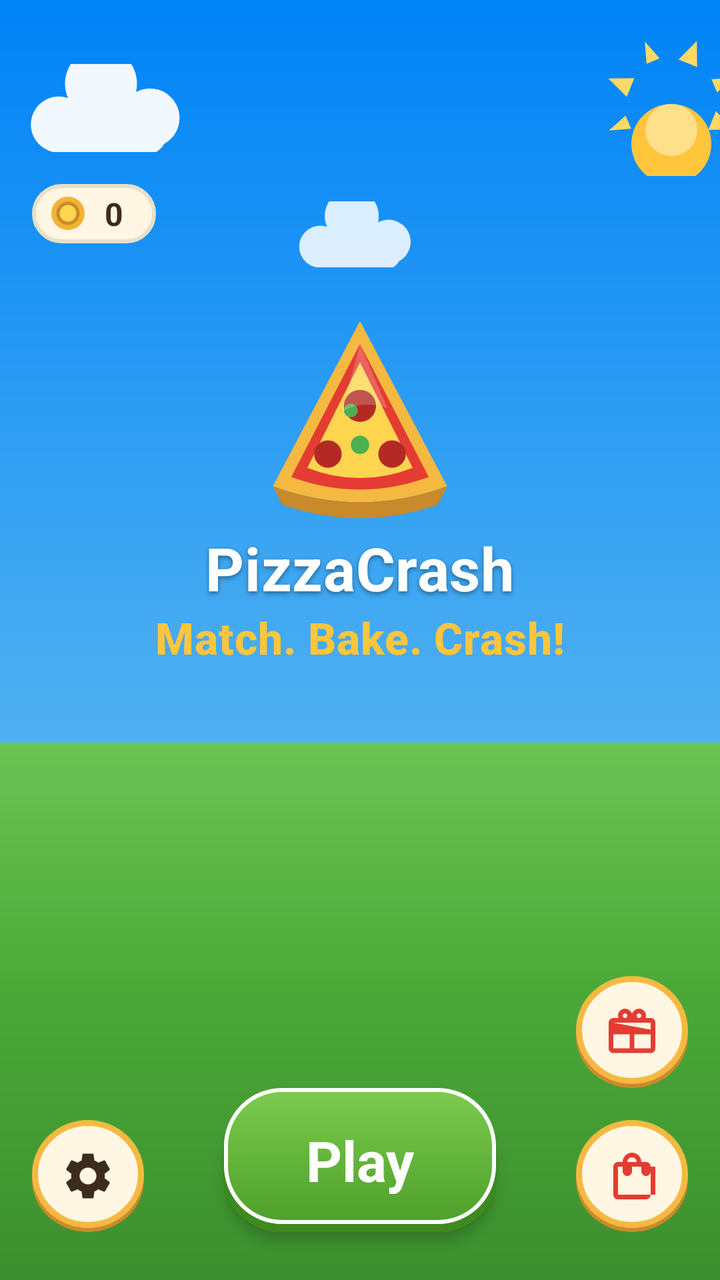
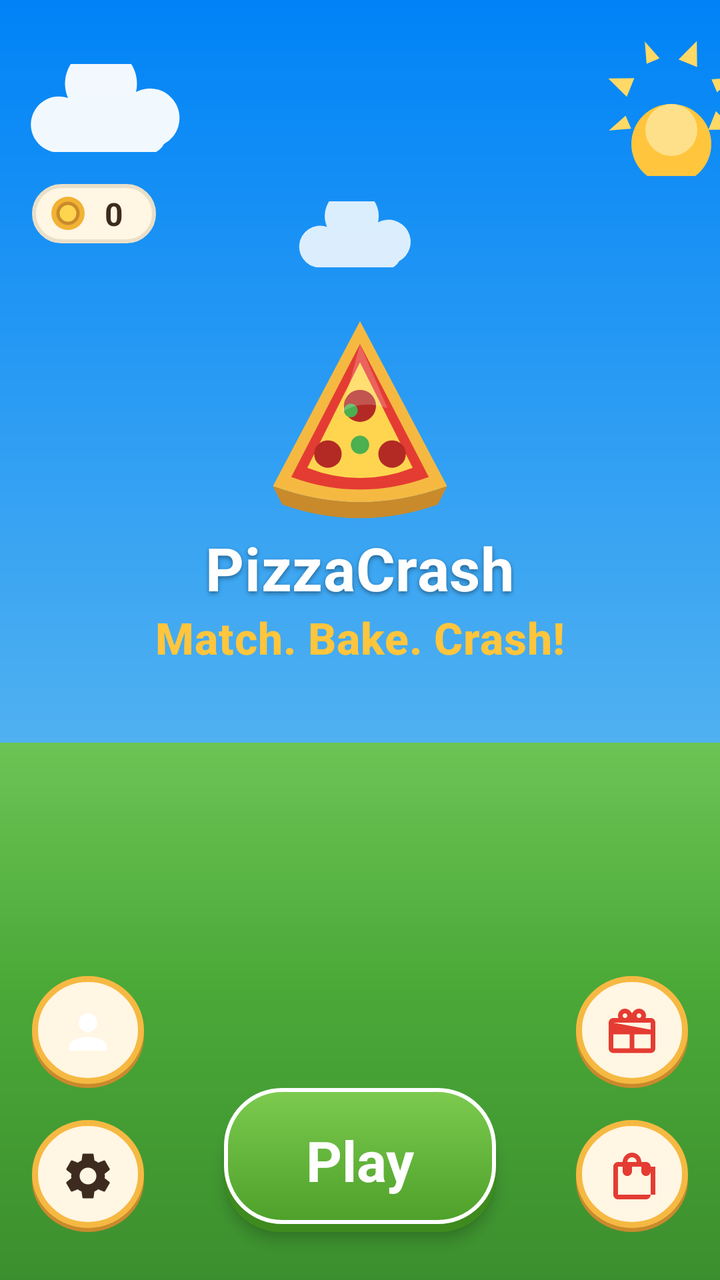

Before-and-after screenshots of an Android layout around one commit, followed by the original layout XML and the change that was made.
<!-- AndroidManifest.xml: activity theme Theme.PizzaCrash -->
<!-- res/layout/activity_home.xml -->
<?xml version="1.0" encoding="utf-8"?>
<androidx.constraintlayout.widget.ConstraintLayout
    xmlns:android="http://schemas.android.com/apk/res/android"
    xmlns:app="http://schemas.android.com/apk/res-auto"
    android:layout_width="match_parent"
    android:layout_height="match_parent"
    android:background="@drawable/bg_home_sky"
    android:fitsSystemWindows="true">

    
    <View
        android:id="@+id/ground"
        android:layout_width="0dp"
        android:layout_height="0dp"
        android:background="@drawable/bg_home_ground"
        app:layout_constraintBottom_toBottomOf="parent"
        app:layout_constraintEnd_toEndOf="parent"
        app:layout_constraintHeight_percent="0.42"
        app:layout_constraintStart_toStartOf="parent" />

    
    <ImageView
        android:id="@+id/decor_sun"
        android:layout_width="72dp"
        android:layout_height="72dp"
        android:layout_marginTop="@dimen/space_m"
        android:layout_marginEnd="-12dp"
        android:contentDescription="@null"
        android:src="@drawable/ic_sun"
        app:layout_constraintEnd_toEndOf="parent"
        app:layout_constraintTop_toTopOf="parent" />

    
    <ImageView
        android:id="@+id/decor_cloud_1"
        android:layout_width="96dp"
        android:layout_height="44dp"
        android:layout_marginStart="@dimen/space_s"
        android:layout_marginTop="@dimen/space_xl"
        android:alpha="0.95"
        android:contentDescription="@null"
        android:src="@drawable/ic_cloud"
        app:layout_constraintStart_toStartOf="parent"
        app:layout_constraintTop_toTopOf="parent" />

    <ImageView
        android:id="@+id/decor_cloud_2"
        android:layout_width="72dp"
        android:layout_height="34dp"
        android:layout_marginTop="@dimen/space_l"
        android:alpha="0.85"
        android:contentDescription="@null"
        android:src="@drawable/ic_cloud"
        app:layout_constraintEnd_toEndOf="parent"
        app:layout_constraintStart_toStartOf="parent"
        app:layout_constraintTop_toBottomOf="@id/decor_cloud_1" />

    
    <LinearLayout
        android:id="@+id/chip_coins"
        android:layout_width="wrap_content"
        android:layout_height="wrap_content"
        android:layout_marginStart="@dimen/space_m"
        android:layout_marginTop="@dimen/space_m"
        android:background="@drawable/bg_chip"
        android:gravity="center_vertical"
        android:paddingStart="@dimen/space_s"
        android:paddingTop="@dimen/space_xs"
        android:paddingEnd="@dimen/space_m"
        android:paddingBottom="@dimen/space_xs"
        app:layout_constraintStart_toStartOf="parent"
        app:layout_constraintTop_toBottomOf="@id/decor_cloud_1">

        <View
            android:layout_width="20dp"
            android:layout_height="20dp"
            android:background="@drawable/ic_coin_placeholder" />

        <TextView
            android:id="@+id/text_coins"
            android:layout_width="wrap_content"
            android:layout_height="wrap_content"
            android:layout_marginStart="@dimen/space_s"
            android:contentDescription="@string/cd_coins"
            android:text="0"
            android:textAppearance="@style/TextAppearance.PizzaCrash.Body"
            android:textStyle="bold" />
    </LinearLayout>

    
    <ImageView
        android:id="@+id/image_logo"
        android:layout_width="110dp"
        android:layout_height="110dp"
        android:layout_marginTop="@dimen/space_xl"
        android:contentDescription="@string/app_name"
        android:src="@drawable/ic_pizza_logo"
        app:layout_constraintEnd_toEndOf="parent"
        app:layout_constraintStart_toStartOf="parent"
        app:layout_constraintTop_toBottomOf="@id/chip_coins" />

    <TextView
        android:id="@+id/text_title"
        android:layout_width="wrap_content"
        android:layout_height="wrap_content"
        android:shadowColor="#66000000"
        android:shadowDx="0"
        android:shadowDy="3"
        android:shadowRadius="6"
        android:text="@string/app_name"
        android:textAppearance="@style/TextAppearance.PizzaCrash.Display"
        android:textColor="@color/white"
        app:layout_constraintEnd_toEndOf="parent"
        app:layout_constraintStart_toStartOf="parent"
        app:layout_constraintTop_toBottomOf="@id/image_logo" />

    <TextView
        android:id="@+id/text_tagline"
        android:layout_width="wrap_content"
        android:layout_height="wrap_content"
        android:text="@string/home_tagline"
        android:textAppearance="@style/TextAppearance.PizzaCrash.Title"
        android:textColor="@color/star_amber"
        app:layout_constraintEnd_toEndOf="parent"
        app:layout_constraintStart_toStartOf="parent"
        app:layout_constraintTop_toBottomOf="@id/text_title" />

    
    <TextView
        android:id="@+id/button_play"
        android:layout_width="0dp"
        android:layout_height="72dp"
        android:layout_marginStart="@dimen/space_xl"
        android:layout_marginEnd="@dimen/space_xl"
        android:layout_marginBottom="@dimen/space_l"
        android:background="@drawable/selectable_button_play"
        android:clickable="true"
        android:focusable="true"
        android:gravity="center"
        android:text="@string/action_play"
        android:textColor="@color/text_on_primary"
        android:textSize="28sp"
        android:textStyle="bold"
        android:elevation="4dp"
        app:layout_constraintBottom_toBottomOf="parent"
        app:layout_constraintEnd_toStartOf="@id/guideline_right"
        app:layout_constraintStart_toEndOf="@id/guideline_left" />

    
    <FrameLayout
        android:id="@+id/button_settings"
        android:layout_width="56dp"
        android:layout_height="56dp"
        android:layout_marginStart="@dimen/space_m"
        android:layout_marginBottom="@dimen/space_l"
        android:background="@drawable/bg_icon_button"
        android:clickable="true"
        android:focusable="true"
        android:contentDescription="@string/action_settings"
        app:layout_constraintBottom_toBottomOf="parent"
        app:layout_constraintStart_toStartOf="parent">

        <ImageView
            android:layout_width="28dp"
            android:layout_height="28dp"
            android:layout_gravity="center"
            android:contentDescription="@null"
            android:src="@drawable/ic_gear" />
    </FrameLayout>

    <FrameLayout
        android:id="@+id/button_shop"
        android:layout_width="56dp"
        android:layout_height="56dp"
        android:layout_marginEnd="@dimen/space_m"
        android:layout_marginBottom="@dimen/space_l"
        android:background="@drawable/bg_icon_button"
        android:clickable="true"
        android:focusable="true"
        android:contentDescription="@string/action_shop"
        app:layout_constraintBottom_toBottomOf="parent"
        app:layout_constraintEnd_toEndOf="parent">

        <ImageView
            android:layout_width="28dp"
            android:layout_height="28dp"
            android:layout_gravity="center"
            android:contentDescription="@null"
            android:src="@drawable/ic_bag" />
    </FrameLayout>

    
    <FrameLayout
        android:id="@+id/button_daily"
        android:layout_width="56dp"
        android:layout_height="56dp"
        android:layout_marginEnd="@dimen/space_m"
        android:layout_marginBottom="@dimen/space_m"
        android:background="@drawable/bg_icon_button"
        android:clickable="true"
        android:focusable="true"
        android:contentDescription="@string/action_daily_reward"
        app:layout_constraintBottom_toTopOf="@id/button_shop"
        app:layout_constraintEnd_toEndOf="parent">

        <ImageView
            android:layout_width="28dp"
            android:layout_height="28dp"
            android:layout_gravity="center"
            android:contentDescription="@null"
            android:src="@drawable/ic_gift" />
    </FrameLayout>

    
    <androidx.constraintlayout.widget.Guideline
        android:id="@+id/guideline_left"
        android:layout_width="0dp"
        android:layout_height="0dp"
        android:orientation="vertical"
        app:layout_constraintGuide_begin="80dp" />

    <androidx.constraintlayout.widget.Guideline
        android:id="@+id/guideline_right"
        android:layout_width="0dp"
        android:layout_height="0dp"
        android:orientation="vertical"
        app:layout_constraintGuide_end="80dp" />

</androidx.constraintlayout.widget.ConstraintLayout>
<!-- resources referenced by this layout -->
<resources>
  <color name="star_amber">#FFC53D</color>
  <color name="text_on_primary">#FFFFFF</color>
  <color name="white">#FFFFFFFF</color>
  <dimen name="space_l">24dp</dimen>
  <dimen name="space_m">16dp</dimen>
  <dimen name="space_s">8dp</dimen>
  <dimen name="space_xl">32dp</dimen>
  <dimen name="space_xs">4dp</dimen>
  <!-- drawable bg_chip (drawable) -->
  <?xml version="1.0" encoding="utf-8"?>
  <shape xmlns:android="http://schemas.android.com/apk/res/android" android:shape="rectangle">
      <solid android:color="@color/cream" />
      <corners android:radius="999dp" />
      <stroke android:width="2dp" android:color="@color/panel_stroke" />
  </shape>
  <!-- drawable bg_home_ground (drawable) -->
  <?xml version="1.0" encoding="utf-8"?>
  <shape xmlns:android="http://schemas.android.com/apk/res/android" android:shape="rectangle">
      <gradient
          android:type="linear"
          android:angle="270"
          android:startColor="#FF6CC455"
          android:centerColor="#FF4BA938"
          android:endColor="#FF3C8F2E"
          android:centerY="0.45" />
  </shape>
  <!-- drawable ic_cloud (drawable) -->
  <?xml version="1.0" encoding="utf-8"?>
  <vector xmlns:android="http://schemas.android.com/apk/res/android"
      android:width="96dp"
      android:height="44dp"
      android:viewportWidth="96"
      android:viewportHeight="44">
      <path
          android:fillColor="#FFFFFFFF"
          android:pathData="M24,44 A14,14 0 1 1 26,17 A18,18 0 1 1 60,14 A13,13 0 1 1 74,40 A10,10 0 0 1 70,44 Z" />
  </vector>
  <string name="action_daily_reward">Daily reward</string>
  <string name="action_play">Play</string>
  <string name="action_settings">Settings</string>
  <string name="action_shop">Shop</string>
  <string name="app_name">PizzaCrash</string>
  <string name="cd_coins">Coin balance</string>
  <string name="home_tagline">Match. Bake. Crash!</string>
  <style name="TextAppearance.PizzaCrash.Body" parent="TextAppearance.MaterialComponents.Body1">
          <item name="android:textSize">@dimen/text_body</item>
          <item name="android:textColor">@color/text_primary</item>
      </style>
  <style name="TextAppearance.PizzaCrash.Display" parent="TextAppearance.MaterialComponents.Headline4">
          <item name="android:textSize">@dimen/text_display</item>
          <item name="android:textColor">@color/text_primary</item>
          <item name="android:textStyle">bold</item>
      </style>
  <style name="TextAppearance.PizzaCrash.Title" parent="TextAppearance.MaterialComponents.Headline6">
          <item name="android:textSize">@dimen/text_title</item>
          <item name="android:textColor">@color/text_primary</item>
          <item name="android:textStyle">bold</item>
      </style>
  <color name="cream">#FFF6E3</color>
  <color name="panel_stroke">#EADFC8</color>
  <color name="crust_gold_dark">#C98A2B</color>
  <color name="crust_gold">#F5B942</color>
  <color name="pizza_red">#E43C33</color>
  <color name="text_primary">#3E2B1F</color>
  <color name="btn_play_green_dark">#FF3E8A1E</color>
  <dimen name="text_body">16sp</dimen>
  <dimen name="text_display">30sp</dimen>
  <dimen name="text_title">22sp</dimen>
  <color name="pizza_red_dark">#B32A24</color>
  <color name="text_secondary">#8A7666</color>
  <!-- unchanged entries left out for length: 11 -->
</resources>

<!-- the commit's change to res/layout/activity_home.xml (unified diff, before → after) -->
@@ -212,6 +212,35 @@
     </FrameLayout>
 
     
+    <FrameLayout
+        android:id="@+id/button_profile"
+        android:layout_width="56dp"
+        android:layout_height="56dp"
+        android:layout_marginStart="@dimen/space_m"
+        android:layout_marginBottom="@dimen/space_m"
+        android:background="@drawable/bg_icon_button"
+        android:clickable="true"
+        android:focusable="true"
+        android:contentDescription="@string/action_profile"
+        app:layout_constraintBottom_toTopOf="@id/guideline_bottom"
+        app:layout_constraintStart_toStartOf="parent">
+
+        <ImageView
+            android:layout_width="28dp"
+            android:layout_height="28dp"
+            android:layout_gravity="center"
+            android:contentDescription="@null"
+            android:src="@drawable/ic_profile" />
+    </FrameLayout>
+
+    <androidx.constraintlayout.widget.Guideline
+        android:id="@+id/guideline_bottom"
+        android:layout_width="0dp"
+        android:layout_height="0dp"
+        android:orientation="horizontal"
+        app:layout_constraintGuide_end="80dp" />
+
+    
     <androidx.constraintlayout.widget.Guideline
         android:id="@+id/guideline_left"
         android:layout_width="0dp"
<!-- resource entries referenced after the edit -->
@@ -37,8 +37,16 @@
           android:fillColor="#FFFFFFFF"
           android:pathData="M24,44 A14,14 0 1 1 26,17 A18,18 0 1 1 60,14 A13,13 0 1 1 74,40 A10,10 0 0 1 70,44 Z" />
   </vector>
+  <!-- drawable ic_profile (drawable) -->
+  <vector xmlns:android="http://schemas.android.com/apk/res/android"
+      android:width="24dp" android:height="24dp"
+      android:viewportWidth="24" android:viewportHeight="24">
+      <path android:fillColor="#FFFFFF"
+          android:pathData="M12,12c2.21,0 4,-1.79 4,-4s-1.79,-4 -4,-4 -4,1.79 -4,4 1.79,4 4,4zM12,14c-2.67,0 -8,1.34 -8,4v2h16v-2c0,-2.66 -5.33,-4 -8,-4z"/>
+  </vector>
   <string name="action_daily_reward">Daily reward</string>
   <string name="action_play">Play</string>
+  <string name="action_profile">Profile</string>
   <string name="action_settings">Settings</string>
   <string name="action_shop">Shop</string>
   <string name="app_name">PizzaCrash</string>
